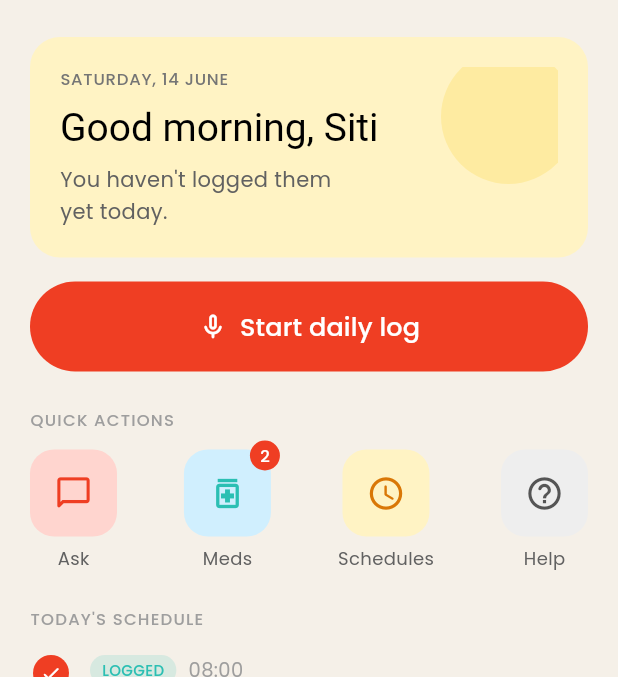
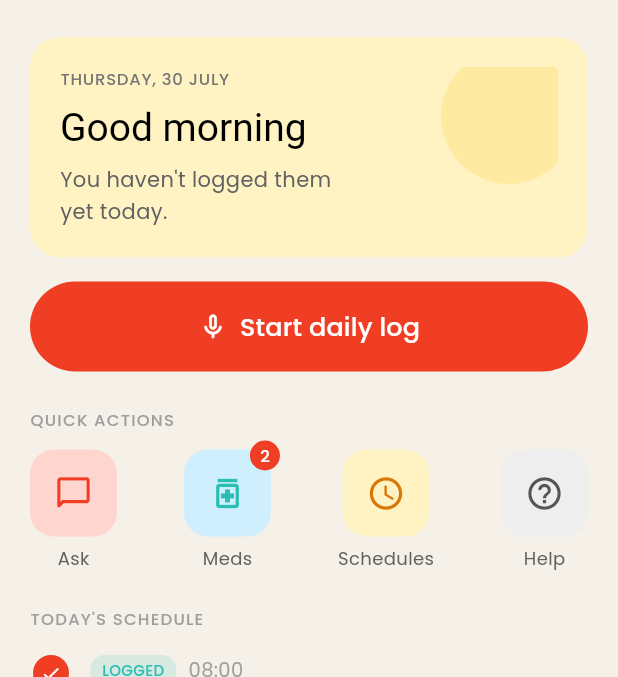
Before and after one commit to dncnl/kalinga, a Flutter app: the PrototypeHomePage screen opened by its route, on a phone screen of 412 x 824 dp, the part 89-766 px from its top. Run offline on Flutter 3.47's test engine with Material 3 defaults, Android fonts, the phone set to English and light mode, and no system bars; our stand-ins replace cloud_firestore, firebase_auth, firebase_core, go_router, google_fonts, image_picker and 1 more; missing offline and left inert: record; accounts and stored records are empty; network calls fail.

Commit message:
fix(mobile): drop hardcoded 'Siti' greeting and fake date on Home
Greeting now uses the caregiver's real displayName if she registered
(auth is optional, so most won't have one -- falls back to a plain
time-of-day greeting with no name rather than a placeholder). Date
label now reflects today instead of a hardcoded 'SATURDAY, 14 JUNE'.

```diff
--- a/apps/mobile/lib/pages/prototype_home_page.dart
+++ b/apps/mobile/lib/pages/prototype_home_page.dart
@@ -1,3 +1,4 @@
+import 'package:firebase_auth/firebase_auth.dart';
 import 'package:flutter/material.dart';
 import 'package:go_router/go_router.dart';
 
@@ -175,8 +176,33 @@ class _PrototypeHomePageState extends State<PrototypeHomePage> {
 
   // ── Greeting card ──────────────────────────────────────────────────────────
 
+  static const _weekdayNames = ['MONDAY', 'TUESDAY', 'WEDNESDAY', 'THURSDAY', 'FRIDAY', 'SATURDAY', 'SUNDAY'];
+  static const _monthNames = [
+    'JANUARY', 'FEBRUARY', 'MARCH', 'APRIL', 'MAY', 'JUNE',
+    'JULY', 'AUGUST', 'SEPTEMBER', 'OCTOBER', 'NOVEMBER', 'DECEMBER',
+  ];
+
+  static String _todayLabel() {
+    final now = DateTime.now();
+    return '${_weekdayNames[now.weekday - 1]}, ${now.day} ${_monthNames[now.month - 1]}';
+  }
+
+  static String _timeOfDayGreeting() {
+    final hour = DateTime.now().hour;
+    if (hour < 12) return 'Good morning';
+    if (hour < 18) return 'Good afternoon';
+    return 'Good evening';
+  }
+
   Widget _buildGreetingCard() {
     final name = SelectedProfile.instance.careRecipient?.displayName ?? 'them';
+    // Auth is optional (see auth_page.dart) — most caregivers never set a
+    // displayName, so this only personalizes the greeting for the ones who
+    // did. Was hardcoded to a placeholder ('Siti') for everyone before.
+    final caregiverName = FirebaseAuth.instance.currentUser?.displayName;
+    final greeting = caregiverName != null && caregiverName.isNotEmpty
+        ? '${_timeOfDayGreeting()}, $caregiverName'
+        : _timeOfDayGreeting();
     return Container(
       width: double.infinity,
       padding: const EdgeInsets.all(20),
@@ -203,7 +229,7 @@ class _PrototypeHomePageState extends State<PrototypeHomePage> {
             crossAxisAlignment: CrossAxisAlignment.start,
             children: [
               Text(
-                'SATURDAY, 14 JUNE',
+                _todayLabel(),
                 style: AppTextStyles.bodyMedium(fontSize: 11).copyWith(
                   color: Colors.grey.shade600,
                   letterSpacing: 0.5,
@@ -211,7 +237,7 @@ class _PrototypeHomePageState extends State<PrototypeHomePage> {
               ),
               const SizedBox(height: 6),
               Text(
-                'Good morning, Siti',
+                greeting,
                 style: AppTextStyles.heading(fontSize: 26).copyWith(
                   color: Colors.black,
                 ),
```
